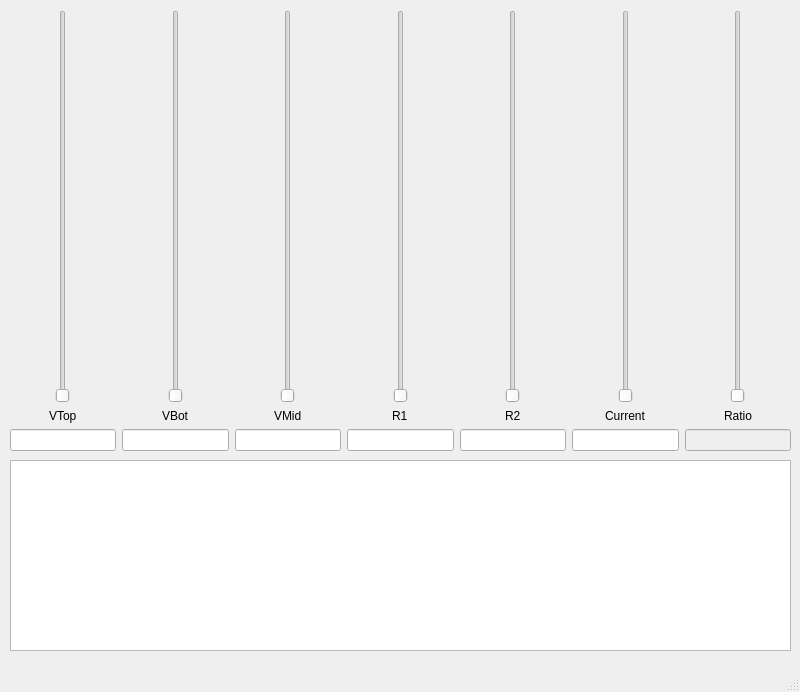
Above: src/mainwindow.ui from sonicsmooth/RCalc before the change. Below: the same form after it.
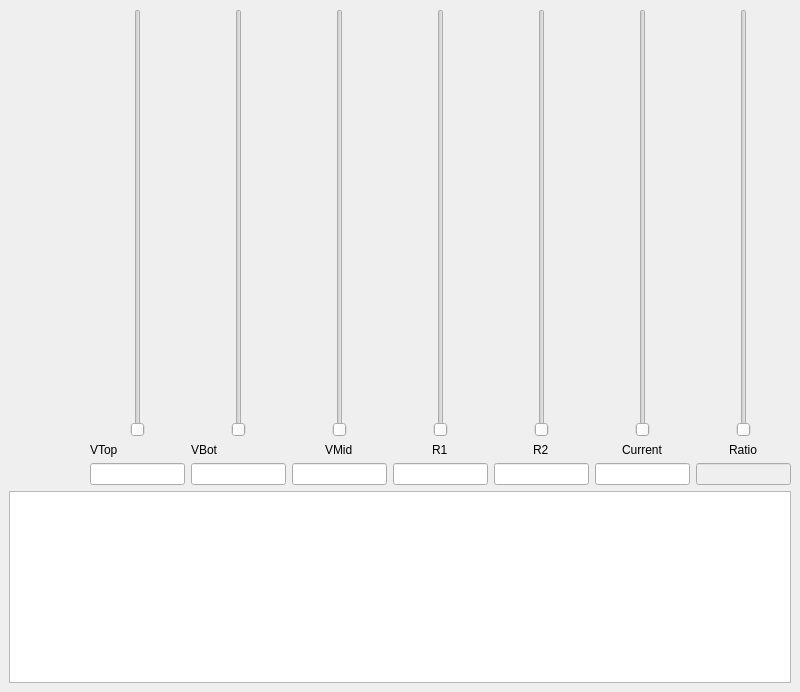
That is the form after the change.

Commit message: Starting to add custom widget

```diff
--- a/src/mainwindow.ui
+++ b/src/mainwindow.ui
@@ -14,31 +14,37 @@
    <string>MainWindow</string>
   </property>
   <widget class="QWidget" name="centralwidget">
+   <layout class="QGridLayout" name="gridLayout">
+    <item row="1" column="0">
    <widget class="QPlainTextEdit" name="plainTextEdit">
-    <property name="geometry">
-     <rect>
-      <x>10</x>
-      <y>460</y>
-      <width>781</width>
-      <height>191</height>
-     </rect>
+      <property name="sizePolicy">
+       <sizepolicy hsizetype="Expanding" vsizetype="Fixed">
+        <horstretch>0</horstretch>
+        <verstretch>0</verstretch>
+       </sizepolicy>
     </property>
     <property name="font">
      <font>
       <family>Consolas</family>
      </font>
     </property>
-   </widget>
-   <widget class="QWidget" name="layoutWidget">
-    <property name="geometry">
-     <rect>
-      <x>10</x>
-      <y>10</y>
-      <width>781</width>
-      <height>441</height>
-     </rect>
-    </property>
+      <property name="cursor" stdset="0">
+       <cursorShape>ArrowCursor</cursorShape>
+      </property>
+     </widget>
+    </item>
+    <item row="0" column="0">
     <layout class="QHBoxLayout" name="horizontalLayout_9">
+      <item>
+       <widget class="QWidget" name="widget" native="true">
+        <property name="minimumSize">
+         <size>
+          <width>75</width>
+          <height>0</height>
+         </size>
+        </property>
+       </widget>
+      </item>
      <item>
       <layout class="QVBoxLayout" name="verticalLayout_8">
        <item>
@@ -58,7 +64,7 @@
          </item>
         </layout>
        </item>
-       <item alignment="Qt::AlignHCenter">
+        <item>
         <widget class="QLabel" name="label_22">
          <property name="text">
           <string>VTop</string>
@@ -89,7 +95,7 @@
          </item>
         </layout>
        </item>
-       <item alignment="Qt::AlignHCenter">
+        <item>
         <widget class="QLabel" name="label_23">
          <property name="text">
           <string>VBot</string>
@@ -267,19 +273,9 @@
       </layout>
      </item>
     </layout>
-   </widget>
-  </widget>
-  <widget class="QMenuBar" name="menubar">
-   <property name="geometry">
-    <rect>
-     <x>0</x>
-     <y>0</y>
-     <width>800</width>
-     <height>21</height>
-    </rect>
-   </property>
-  </widget>
-  <widget class="QStatusBar" name="statusbar"/>
+    </item>
+   </layout>
+  </widget>
  </widget>
  <resources/>
  <connections/>
```
Lines whose indentation alone changed are shown as unchanged. The commit also changes 4 other files.
